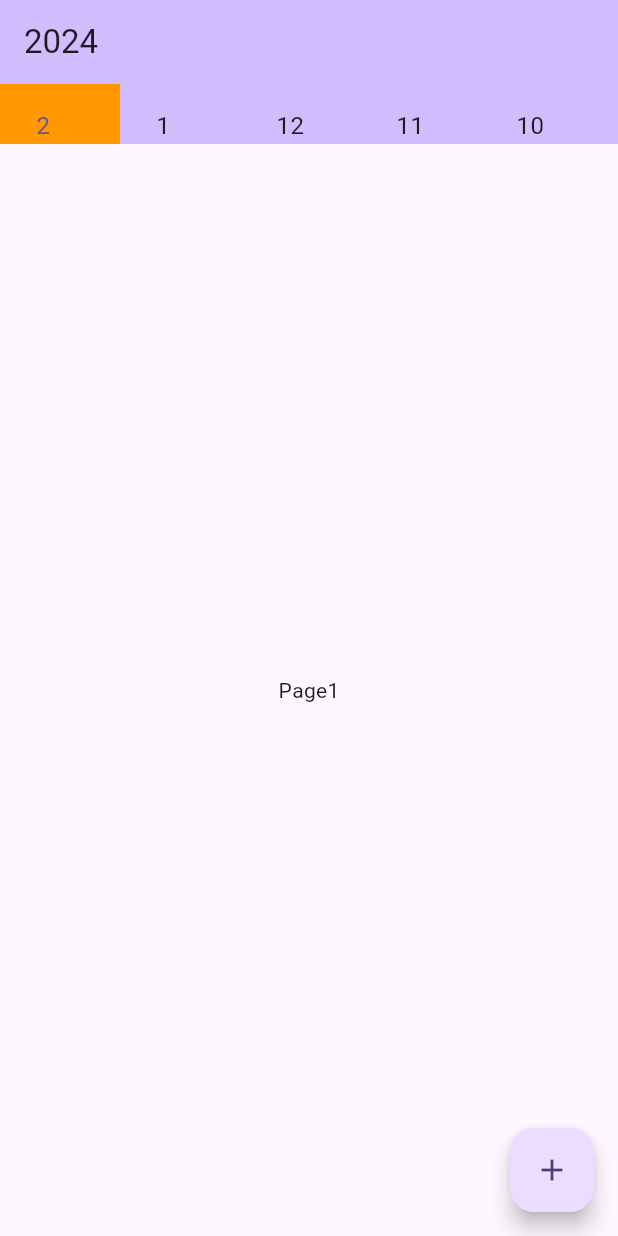
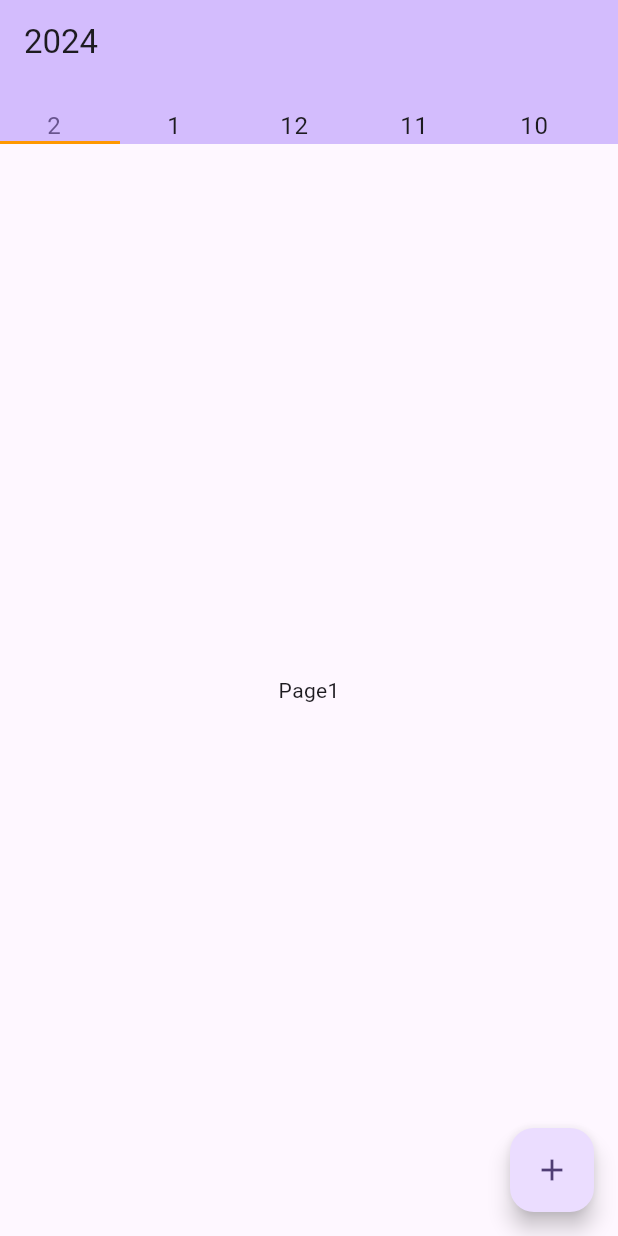
Before and after one commit to kariyayo/chooshi, a Flutter app: the screen it shows after launch, on a phone screen of 412 x 824 dp. Run offline on Flutter 3.47's test engine with Material 3 defaults, Android fonts, the phone set to English and light mode, and no system bars; drawn by our look-alikes of scroll_to_index; our stand-ins replace flutter_riverpod.

Commit message:
improve border style

```diff
--- a/lib/screen/top_screen.dart
+++ b/lib/screen/top_screen.dart
@@ -111,7 +111,11 @@ class _TopScreenState extends State<TopScreen> {
                       _onPageChangedByTabTap(index);
                     },
                     selected: _selectedIndex == index,
-                    selectedTileColor: Colors.orange,
+                    shape: _selectedIndex == index
+                        ? const BorderDirectional(
+                            bottom: BorderSide(color: Colors.orange, width: 2),
+                          )
+                        : null,
                     title: _Tab(
                       controller: _scrollController,
                       month: month,
@@ -203,6 +207,7 @@ class _TabState extends ConsumerState<_Tab> {
     return Container(
       width: 80,
       padding: const EdgeInsets.symmetric(horizontal: 8.0),
+      alignment: Alignment.center,
       child: Text('${month.month}'),
     );
   }
```
